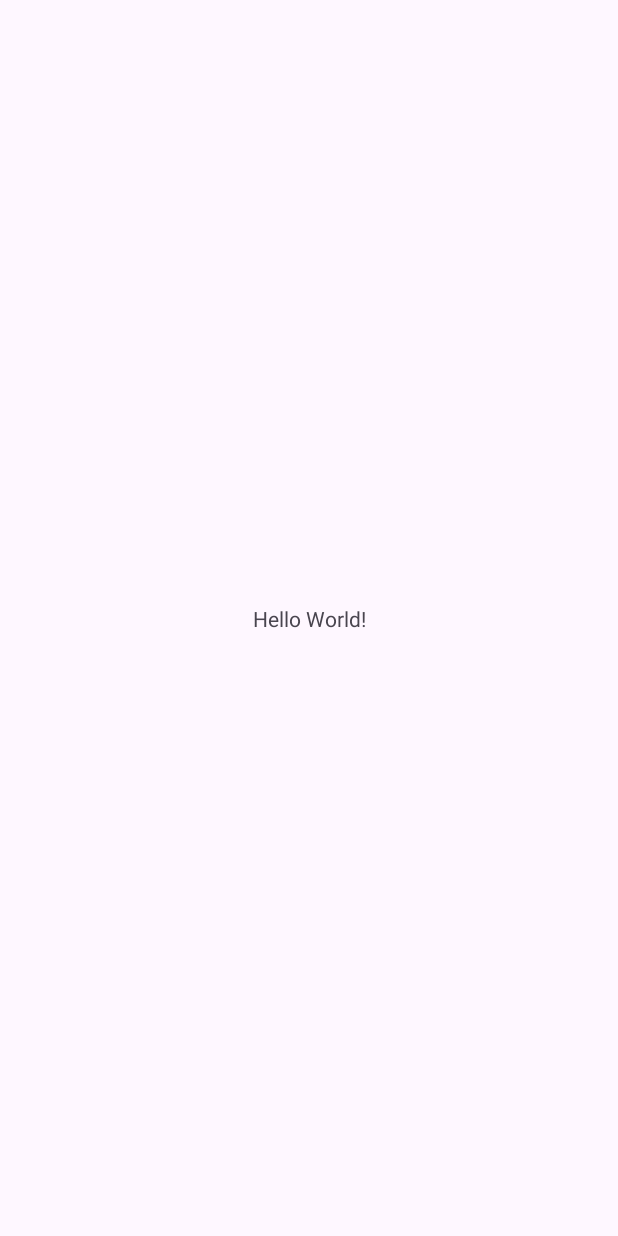
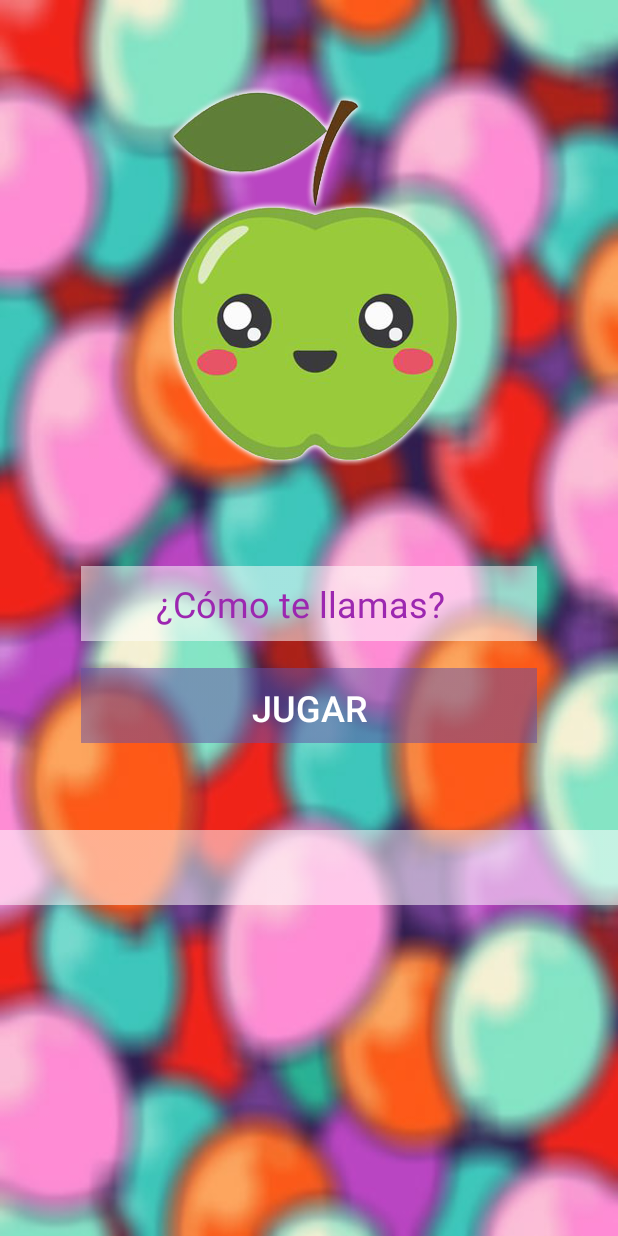
Before and after one commit to KennethEvolves/fruti-app, an Android app: the screen it shows after launch (MainActivity), on a phone screen of 412 x 824 dp. Before the commit the screen is almost empty. Run offline under Robolectric (Android 15) with nearby library versions, the phone set to English and light mode, and no system bars.

Commit message:
Third commit: Diseño de controles interactivos

```diff
--- a/app/src/main/res/layout/activity_main.xml
+++ b/app/src/main/res/layout/activity_main.xml
@@ -1,19 +1,74 @@
 <?xml version="1.0" encoding="utf-8"?>
-<androidx.constraintlayout.widget.ConstraintLayout xmlns:android="http://schemas.android.com/apk/res/android"
+<RelativeLayout xmlns:android="http://schemas.android.com/apk/res/android"
     xmlns:app="http://schemas.android.com/apk/res-auto"
     xmlns:tools="http://schemas.android.com/tools"
     android:id="@+id/main"
-    android:layout_width="match_parent"
+    android:layout_width="wrap_content"
     android:layout_height="match_parent"
+    android:background="@drawable/globos"
     tools:context=".MainActivity">
 
+    <ImageView
+        android:id="@+id/imageView_Personaje"
+        android:layout_width="250dp"
+        android:layout_height="300dp"
+        android:layout_alignParentStart="true"
+        android:layout_alignParentTop="true"
+        android:layout_alignParentEnd="true"
+        android:layout_marginStart="79dp"
+        android:layout_marginTop="34dp"
+        android:layout_marginEnd="79dp"
+        app:srcCompat="@drawable/manzana" />
+
+    <EditText
+        android:id="@+id/txt_nombre"
+        android:layout_width="300dp"
+        android:layout_height="50dp"
+        android:layout_alignParentStart="true"
+        android:layout_alignParentTop="true"
+        android:layout_alignParentEnd="true"
+        android:layout_marginStart="54dp"
+        android:layout_marginTop="377dp"
+        android:layout_marginEnd="54dp"
+        android:background="@drawable/fondoet"
+        android:ems="10"
+        android:hint="@string/et_nombre"
+        android:maxLength="15"
+        android:paddingLeft="50dp"
+        android:paddingRight="50dp"
+        android:textColor="@color/colorPrimaryDark"
+        android:textColorHint="@color/colorPrimary"
+        android:textSize="24sp" />
+
+    <Button
+        android:id="@+id/button"
+        android:layout_width="300dp"
+        android:layout_height="50dp"
+        android:layout_alignParentStart="true"
+        android:layout_alignParentTop="true"
+        android:layout_alignParentEnd="true"
+        android:layout_marginStart="54dp"
+        android:layout_marginTop="445dp"
+        android:layout_marginEnd="54dp"
+        android:background="@drawable/fondoboton"
+        android:text="@string/boton"
+        android:textColor="@color/design_default_color_on_primary"
+        android:textSize="24sp" />
+
     <TextView
-        android:layout_width="wrap_content"
-        android:layout_height="wrap_content"
-        android:text="Hello World!"
-        app:layout_constraintBottom_toBottomOf="parent"
-        app:layout_constraintEnd_toEndOf="parent"
-        app:layout_constraintStart_toStartOf="parent"
-        app:layout_constraintTop_toTopOf="parent" />
+        android:id="@+id/textView_BestScore"
+        android:layout_width="match_parent"
+        android:layout_height="50dp"
+        android:layout_alignParentStart="true"
+        android:layout_alignParentTop="true"
+        android:layout_alignParentEnd="true"
+        android:layout_marginStart="0dp"
+        android:layout_marginTop="553dp"
+        android:layout_marginEnd="0dp"
+        android:background="@drawable/fondoet"
+        android:contentDescription="@string/app_name"
+        android:gravity="center"
+        android:textColor="@color/colorPrimaryDark"
+        android:textSize="18sp" />
 
-</androidx.constraintlayout.widget.ConstraintLayout>
+</RelativeLayout>
--- a/app/src/main/res/values/strings.xml
+++ b/app/src/main/res/values/strings.xml
@@ -1,3 +1,5 @@
 <resources>
     <string name="app_name">Frutiapp</string>
+    <string name="et_nombre">¿Cómo te llamas?</string>
+    <string name="boton">JUGAR</string>
 </resources>
```
